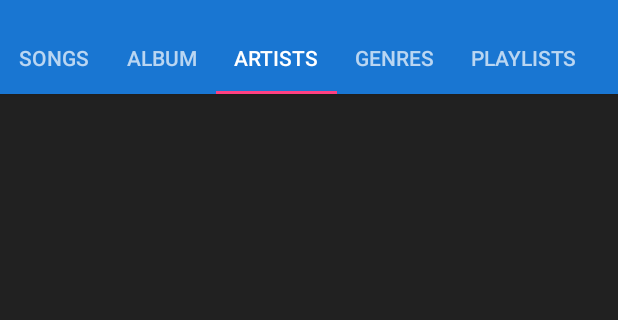
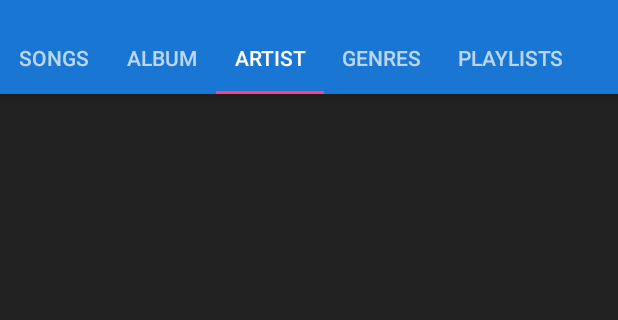
Before and after one commit to conqs/metronome, an Android app: the screen it shows after launch (LibraryActivity), tab 3 chosen, on a phone screen of 412 x 824 dp, the part 62-382 px from its top. Run offline under Robolectric (Android 15) with nearby library versions, the phone set to English and light mode, and no system bars; our stand-ins replace ButterKnife; libraries missing offline, so code that uses them is left out: pub.devrel.easypermissions; 1 statement that could not run was skipped.

Commit message:
Add dummy artist fragment

```diff
--- a/app/src/main/java/com/icarapovic/metronome/ui/activities/LibraryActivity.java
+++ b/app/src/main/java/com/icarapovic/metronome/ui/activities/LibraryActivity.java
@@ -15,6 +15,7 @@ import android.support.v7.widget.Toolbar;
 import com.icarapovic.metronome.R;
 import com.icarapovic.metronome.ui.adapters.PagerAdapter;
 import com.icarapovic.metronome.ui.fragments.AlbumFragment;
+import com.icarapovic.metronome.ui.fragments.ArtistFragment;
 import com.icarapovic.metronome.ui.fragments.SongFragment;
 
 import java.util.List;
@@ -78,7 +79,7 @@ public class LibraryActivity extends AppCompatActivity implements EasyPermission
         PagerAdapter adapter = new PagerAdapter(getSupportFragmentManager());
         adapter.addFragment(SongFragment.newInstance(), SongFragment.getTitle());
         adapter.addFragment(AlbumFragment.newInstance(), AlbumFragment.getTitle());
-        adapter.addFragment(new Fragment(), "Artists");
+        adapter.addFragment(ArtistFragment.newInstance(), ArtistFragment.getTitle());
         adapter.addFragment(new Fragment(), "Genres");
         adapter.addFragment(new Fragment(), "Playlists");
         mViewPager.setAdapter(adapter);
--- /dev/null
+++ b/app/src/main/java/com/icarapovic/metronome/ui/fragments/ArtistFragment.java
@@ -0,0 +1,43 @@
+package com.icarapovic.metronome.ui.fragments;
+
+import android.os.Bundle;
+import android.support.annotation.Nullable;
+import android.support.v4.app.Fragment;
+import android.support.v7.widget.RecyclerView;
+import android.view.LayoutInflater;
+import android.view.View;
+import android.view.ViewGroup;
+
+import com.icarapovic.metronome.R;
+
+import butterknife.BindView;
+import butterknife.ButterKnife;
+
+public class ArtistFragment extends Fragment {
+    public static final String TAG = "com.icarapovic.metronome.ARTIST_FRAGMENT";
+
+    @BindView(R.id.recycler_artist)
+    RecyclerView artistRecycler;
+
+    public static ArtistFragment newInstance() {
+        return new ArtistFragment();
+    }
+
+    @Nullable
+    @Override
+    public View onCreateView(LayoutInflater inflater, @Nullable ViewGroup container, @Nullable Bundle savedInstanceState) {
+        View v = inflater.inflate(R.layout.fragment_artists, container, false);
+        ButterKnife.bind(this, v);
+        return v;
+    }
+
+    @Override
+    public void onViewCreated(View view, @Nullable Bundle savedInstanceState) {
+
+    }
+
+    public static String getTitle() {
+        // TODO extract
+        return "Artist";
+    }
+}
--- /dev/null
+++ b/app/src/main/res/layout/fragment_artists.xml
@@ -0,0 +1,13 @@
+<?xml version="1.0" encoding="utf-8"?>
+<FrameLayout xmlns:android="http://schemas.android.com/apk/res/android"
+             android:layout_width="match_parent"
+             android:layout_height="match_parent">
+
+    <android.support.v7.widget.RecyclerView
+        android:id="@+id/recycler_artist"
+        android:layout_width="match_parent"
+        android:layout_height="match_parent"
+        android:clipToPadding="false"
+        android:paddingTop="@dimen/spacing_xsmall"/>
+
+</FrameLayout>
```
